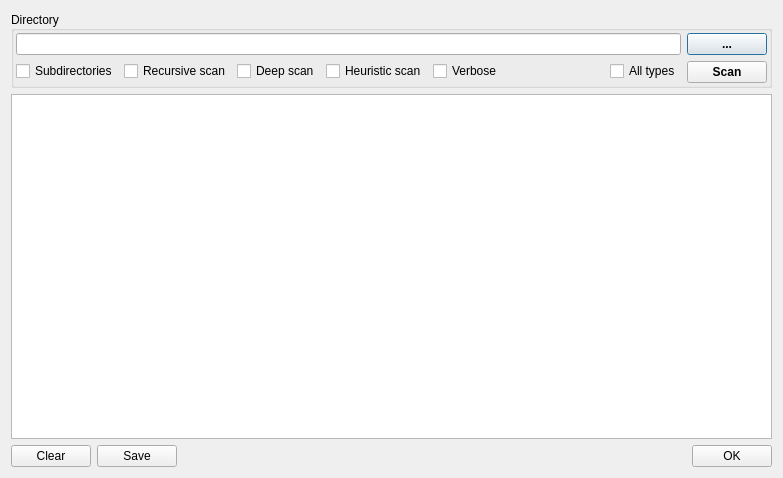
Qt form dialogdiescandirectory.ui (horsicq/die_widget) before a commit.
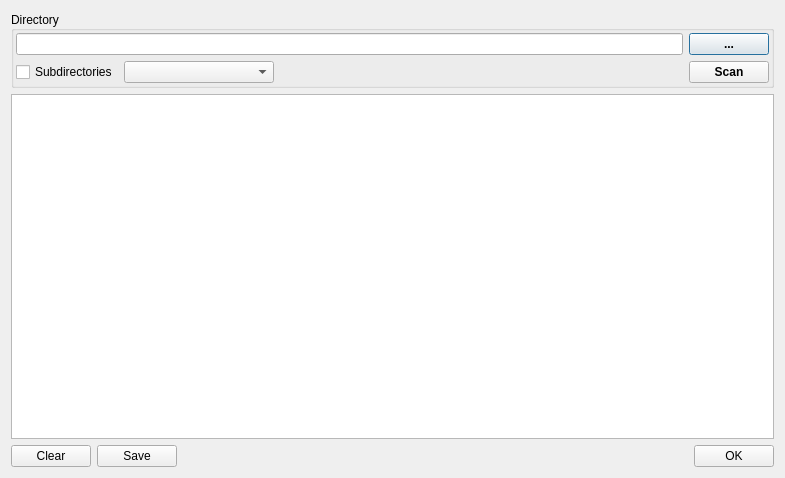
The same form after that commit. Custom widgets are drawn as their Qt base class.

```diff
--- a/dialogdiescandirectory.ui
+++ b/dialogdiescandirectory.ui
@@ -9,7 +9,7 @@
    <rect>
     <x>0</x>
     <y>0</y>
-    <width>783</width>
+    <width>785</width>
     <height>478</height>
    </rect>
   </property>
@@ -59,39 +59,12 @@
            </widget>
           </item>
           <item>
-           <widget class="QCheckBox" name="checkBoxRecursiveScan">
-            <property name="text">
-             <string>Recursive scan</string>
-            </property>
-           </widget>
-          </item>
-          <item>
-           <widget class="QCheckBox" name="checkBoxDeepScan">
-            <property name="text">
-             <string>Deep scan</string>
-            </property>
-            <property name="checked">
-             <bool>false</bool>
-            </property>
-           </widget>
-          </item>
-          <item>
-           <widget class="QCheckBox" name="checkBoxHeuristicScan">
-            <property name="text">
-             <string>Heuristic scan</string>
-            </property>
-            <property name="checked">
-             <bool>false</bool>
-            </property>
-           </widget>
-          </item>
-          <item>
-           <widget class="QCheckBox" name="checkBoxVerbose">
-            <property name="text">
-             <string>Verbose</string>
-            </property>
-            <property name="checked">
-             <bool>false</bool>
+           <widget class="XComboBoxEx" name="comboBoxFlags">
+            <property name="minimumSize">
+             <size>
+              <width>150</width>
+              <height>0</height>
+             </size>
             </property>
            </widget>
           </item>
@@ -108,13 +81,6 @@
             </property>
            </spacer>
           </item>
-          <item>
-           <widget class="QCheckBox" name="checkBoxAllTypesScan">
-            <property name="text">
-             <string>All types</string>
-            </property>
-           </widget>
-          </item>
          </layout>
         </item>
        </layout>
@@ -200,6 +166,13 @@
    </item>
   </layout>
  </widget>
+ <customwidgets>
+  <customwidget>
+   <class>XComboBoxEx</class>
+   <extends>QComboBox</extends>
+   <header>xcomboboxex.h</header>
+  </customwidget>
+ </customwidgets>
  <resources/>
  <connections/>
 </ui>
```
